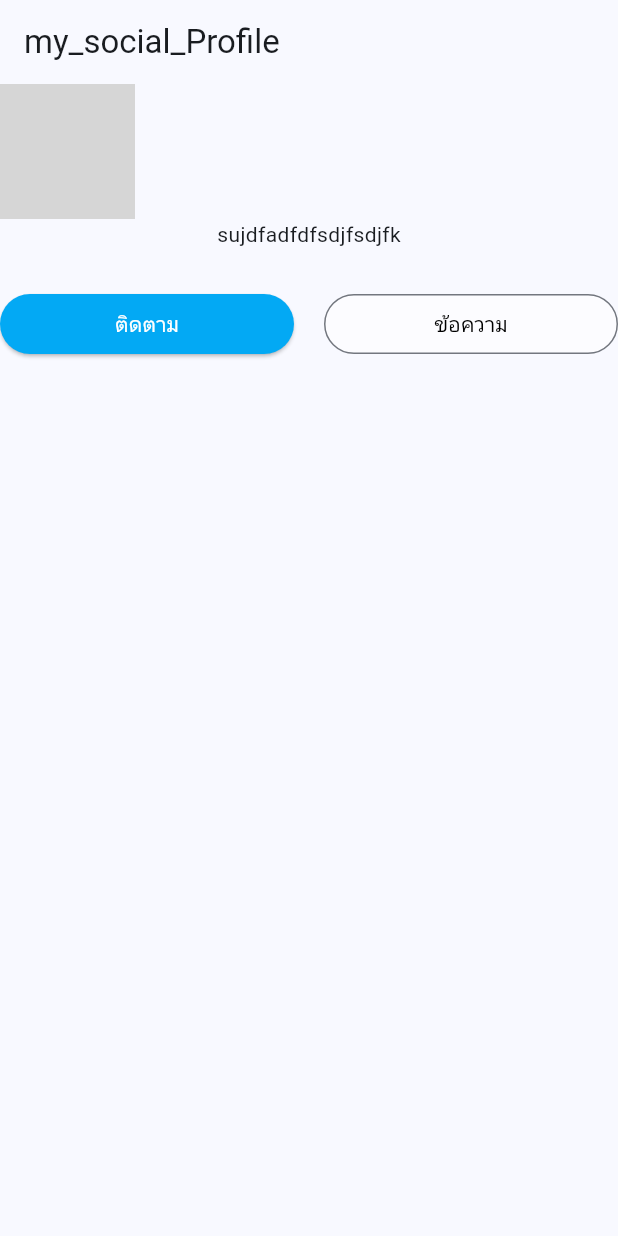
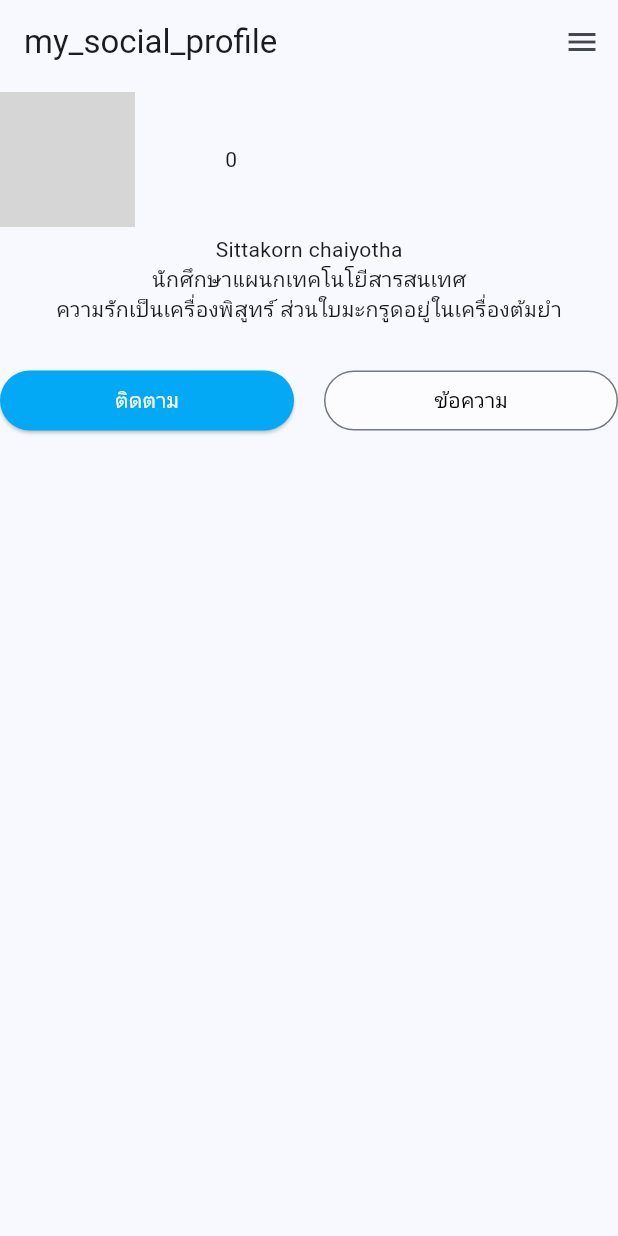
Before and after one commit to sittakornchaiyotha-dev/app2_sit12_15, a Flutter app: the screen it shows after launch, on a phone screen of 412 x 824 dp. Run offline on Flutter 3.47's test engine with Material 3 defaults, Android fonts, the phone set to English and light mode, and no system bars; network calls fail; grey boxes are pictures that could not be loaded.

Commit message:
Addname เพิ่มเติม1

```diff
--- a/lib/main.dart
+++ b/lib/main.dart
@@ -22,8 +22,15 @@ class HomePage extends StatelessWidget {
   Widget build(BuildContext context) {
     return Scaffold(
       appBar: AppBar(
-        title: const Text('my_social_Profile'),
+        title: const Text('my_social_profile'),
+        actions: [
+          IconButton(
+            onPressed: () {},
+            icon: const Icon(Icons.menu),
+          ),
+        ],
       ),
+
       body: Column(
           children:[
             Row(
@@ -35,11 +42,20 @@ class HomePage extends StatelessWidget {
                     fit: BoxFit.cover,
                   ),
                 ),
+                SizedBox(
+
+                  width: 60,
+                  height: 100,
+                ),
+                Text("0"),
               ],
             ),
+
             Column(
               children: [
-                Text("sujdfadfdfsdjfsdjfk"),
+                Text("Sittakorn chaiyotha"),
+                Text("นักศึกษาแผนกเทคโนโยีสารสนเทศ"),
+                Text("ความรักเป็นเครื่องพิสูทร์ ส่วนใบมะกรูดอยู่ในเครื่องต้มยำ"),
               ],
             ),
             Row(
```
